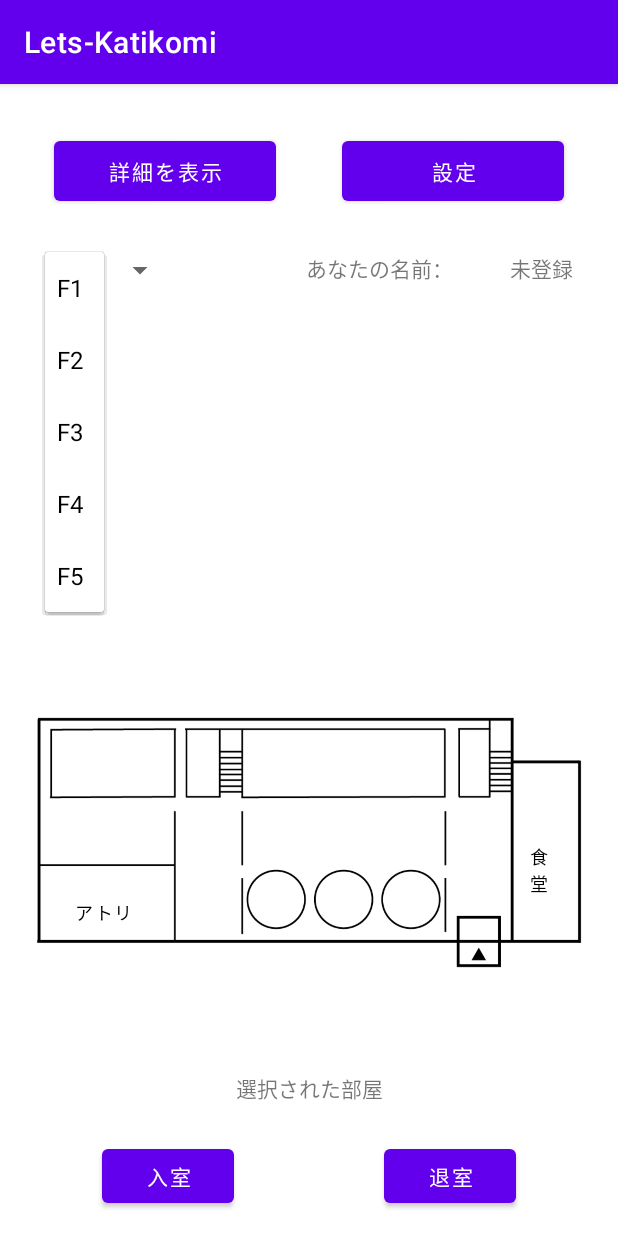
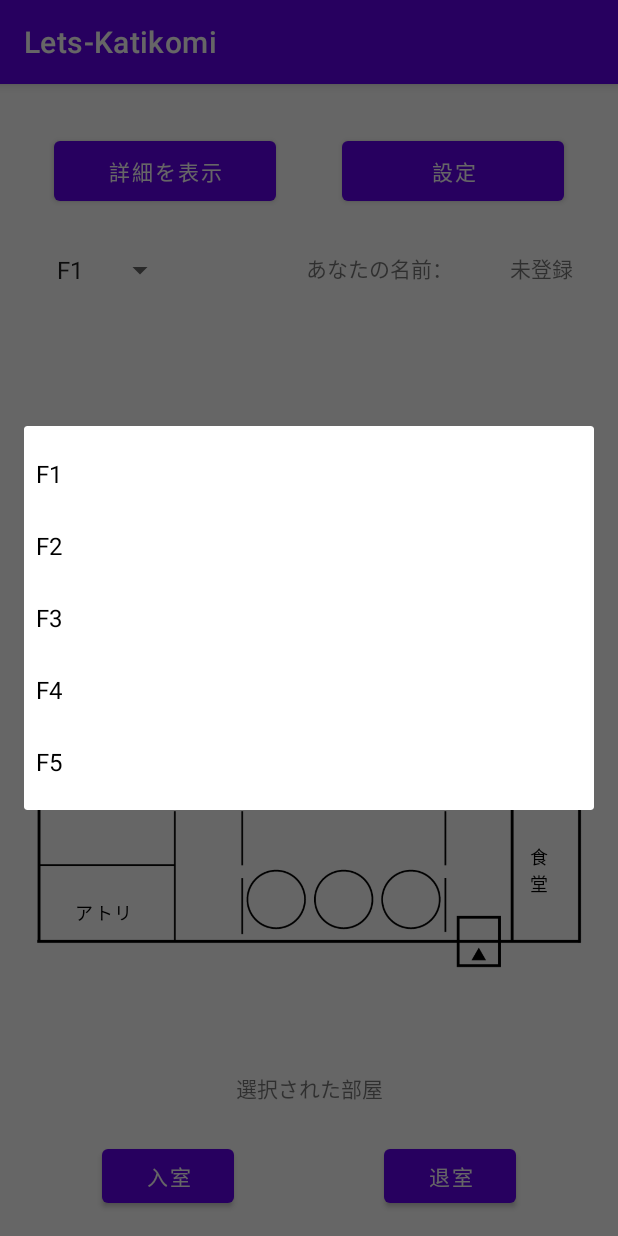
Before and after one commit to FunLocks/team2008, an Android app: the screen it shows after launch (MainActivity), after a tap on "F1", on a phone screen of 412 x 824 dp. Run offline under Robolectric (Android 15) with nearby library versions, the phone set to English and light mode, and no system bars; our stand-ins replace Firebase (no records; nobody signed in at launch, a user with empty details on screens opened directly).

Commit message:
[update]changed id of buttons of map, changed spinner's option

```diff
--- a/Lets-Katikomi/app/src/main/java/com/example/lets_katikomi/MainActivity.kt
+++ b/Lets-Katikomi/app/src/main/java/com/example/lets_katikomi/MainActivity.kt
@@ -24,32 +24,32 @@ class MainActivity : AppCompatActivity() {
         setContentView(R.layout.activity_main)
 
         val image = findViewById<ImageView>(R.id.mapView)
-        val button1 = findViewById<Button>(R.id.button1)
-        val button5 = findViewById<Button>(R.id.button5)
-        val button = findViewById<Button>(R.id.button)
-        val button9 = findViewById<Button>(R.id.button9)
-        val button10 = findViewById<Button>(R.id.button10)
-        val button11 = findViewById<Button>(R.id.button11)
-        val button12 = findViewById<Button>(R.id.button12)
-        val button13 = findViewById<Button>(R.id.button13)
-        val button14 = findViewById<Button>(R.id.button14)
-        val button15 = findViewById<Button>(R.id.button15)
-        val button16 = findViewById<Button>(R.id.button16)
-        val button17 = findViewById<Button>(R.id.button17)
-        val button18 = findViewById<Button>(R.id.button18)
-        val button19 = findViewById<Button>(R.id.button19)
-        val button20 = findViewById<Button>(R.id.button20)
-        val button21 = findViewById<Button>(R.id.button21)
-        val button22 = findViewById<Button>(R.id.button22)
-        val button23 = findViewById<Button>(R.id.button23)
-        val button24 = findViewById<Button>(R.id.button24)
-        val button25 = findViewById<Button>(R.id.button25)
-        val button26 = findViewById<Button>(R.id.button26)
-        val button27 = findViewById<Button>(R.id.button27)
-        val button28 = findViewById<Button>(R.id.button28)
-        val button29 = findViewById<Button>(R.id.button29)
-        val button30 = findViewById<Button>(R.id.button30)
-        val button31 = findViewById<Button>(R.id.button31)
+        val button1 = findViewById<Button>(R.id.dining)
+        val button5 = findViewById<Button>(R.id.atelier)
+        val button = findViewById<Button>(R.id.shop)
+        val button9 = findViewById<Button>(R.id.museum)
+        val button10 = findViewById<Button>(R.id.social)
+        val button11 = findViewById<Button>(R.id.gym)
+        val button12 = findViewById<Button>(R.id.largeLectureRoom)
+        val button13 = findViewById<Button>(R.id.library)
+        val button14 = findViewById<Button>(R.id.com365)
+        val button15 = findViewById<Button>(R.id.com364)
+        val button16 = findViewById<Button>(R.id.com363)
+        val button17 = findViewById<Button>(R.id.c_d495)
+        val button18 = findViewById<Button>(R.id.c_d494)
+        val button19 = findViewById<Button>(R.id.r493)
+        val button20 = findViewById<Button>(R.id.r485)
+        val button21 = findViewById<Button>(R.id.r484)
+        val button22 = findViewById<Button>(R.id.com483)
+        val button23 = findViewById<Button>(R.id.secretariat)
+        val button24 = findViewById<Button>(R.id.auditorium)
+        val button25 = findViewById<Button>(R.id.labo)
+        val button26 = findViewById<Button>(R.id.r595)
+        val button27 = findViewById<Button>(R.id.r594)
+        val button28 = findViewById<Button>(R.id.r593)
+        val button29 = findViewById<Button>(R.id.r585)
+        val button30 = findViewById<Button>(R.id.r584)
+        val button31 = findViewById<Button>(R.id.r583)
         /*--------------------------------------------------------------------*/
         val pref = getSharedPreferences("user_name", Context.MODE_PRIVATE)
         val storedText = pref.getString("key", "未登録")
@@ -236,7 +236,7 @@ class MainActivity : AppCompatActivity() {
         val pref = getSharedPreferences("user_name", Context.MODE_PRIVATE)
         val storedText = pref.getString("key", "未登録")
 
-        if (storedText.equals("") == false) {
+        if (!storedText.equals("")) {
 
             val name = storedText.toString()
 
@@ -259,7 +259,7 @@ class MainActivity : AppCompatActivity() {
         val pref = getSharedPreferences("user_name", Context.MODE_PRIVATE)
         val storedText = pref.getString("key", "未登録")
 
-        if (storedText.equals("") == false) {
+        if (!storedText.equals("")) {
 
             val name = storedText.toString()
 
--- a/Lets-Katikomi/app/src/main/res/layout/activity_main.xml
+++ b/Lets-Katikomi/app/src/main/res/layout/activity_main.xml
@@ -39,6 +39,7 @@
         android:layout_marginStart="30dp"
         android:layout_marginTop="28dp"
         android:entries="@array/arrayFloor"
+        android:spinnerMode="dialog"
         app:layout_constraintStart_toStartOf="parent"
         app:layout_constraintTop_toBottomOf="@+id/MtoD" />
 
@@ -107,7 +108,7 @@
         app:layout_constraintTop_toBottomOf="@+id/MtoS" />
 
     <Button
-        android:id="@+id/button1"
+        android:id="@+id/dining"
         android:layout_width="45dp"
         android:layout_height="96dp"
         android:background="#00FFFFFF"
@@ -122,7 +123,7 @@
         app:layout_constraintVertical_bias="0.708" />
 
     <Button
-        android:id="@+id/button5"
+        android:id="@+id/atelier"
         android:layout_width="72dp"
         android:layout_height="40dp"
         android:background="#00FFFFFF"
@@ -137,7 +138,7 @@
         app:layout_constraintVertical_bias="0.733" />
 
     <Button
-        android:id="@+id/button"
+        android:id="@+id/shop"
         android:layout_width="50dp"
         android:layout_height="58dp"
         android:background="#00FFFFFF"
@@ -152,7 +153,7 @@
         app:layout_constraintVertical_bias="0.643" />
 
     <Button
-        android:id="@+id/button9"
+        android:id="@+id/museum"
         android:layout_width="39dp"
         android:layout_height="52dp"
         android:background="#00FFFFFF"
@@ -167,7 +168,7 @@
         app:layout_constraintVertical_bias="0.455" />
 
     <Button
-        android:id="@+id/button10"
+        android:id="@+id/social"
         android:layout_width="41dp"
         android:layout_height="53dp"
         android:background="#00FFFFFF"
@@ -182,7 +183,7 @@
         app:layout_constraintVertical_bias="0.469" />
 
     <Button
-        android:id="@+id/button11"
+        android:id="@+id/gym"
         android:layout_width="81dp"
         android:layout_height="125dp"
         android:background="#00FFFFFF"
@@ -197,7 +198,7 @@
         app:layout_constraintVertical_bias="0.387" />
 
     <Button
-        android:id="@+id/button12"
+        android:id="@+id/largeLectureRoom"
         android:layout_width="81dp"
         android:layout_height="57dp"
         android:background="#00FFFFFF"
@@ -212,7 +213,7 @@
         app:layout_constraintVertical_bias="0.589" />
 
     <Button
-        android:id="@+id/button13"
+        android:id="@+id/library"
         android:layout_width="42dp"
         android:layout_height="163dp"
         android:background="#00FFFFFF"
@@ -227,7 +228,7 @@
         app:layout_constraintVertical_bias="0.705" />
 
     <Button
-        android:id="@+id/button14"
+        android:id="@+id/com365"
         android:layout_width="40dp"
         android:layout_height="60dp"
         android:background="#00FFFFFF"
@@ -242,7 +243,7 @@
         app:layout_constraintVertical_bias="0.593" />
 
     <Button
-        android:id="@+id/button15"
+        android:id="@+id/com364"
         android:layout_width="39dp"
         android:layout_height="55dp"
         android:background="#00FFFFFF"
@@ -257,7 +258,7 @@
         app:layout_constraintVertical_bias="0.587" />
 
     <Button
-        android:id="@+id/button16"
+        android:id="@+id/com363"
         android:layout_width="38dp"
         android:layout_height="55dp"
         android:background="#00FFFFFF"
@@ -272,7 +273,7 @@
         app:layout_constraintVertical_bias="0.589" />
 
     <Button
-        android:id="@+id/button17"
+        android:id="@+id/c_d495"
         android:layout_width="37dp"
         android:layout_height="54dp"
         android:background="#00FFFFFF"
@@ -287,7 +288,7 @@
         app:layout_constraintVertical_bias="0.281" />
 
     <Button
-        android:id="@+id/button18"
+        android:id="@+id/c_d494"
         android:layout_width="39dp"
         android:layout_height="53dp"
         android:background="#00FFFFFF"
@@ -302,7 +303,7 @@
         app:layout_constraintVertical_bias="0.281" />
 
     <Button
-        android:id="@+id/button19"
+        android:id="@+id/r493"
         android:layout_width="47dp"
         android:layout_height="57dp"
         android:background="#00FFFFFF"
@@ -317,7 +318,7 @@
         app:layout_constraintVertical_bias="0.284" />
 
     <Button
-        android:id="@+id/button20"
+        android:id="@+id/r485"
         android:layout_width="38dp"
         android:layout_height="41dp"
         android:background="#00FFFFFF"
@@ -332,7 +333,7 @@
         app:layout_constraintVertical_bias="0.361" />
 
     <Button
-        android:id="@+id/button21"
+        android:id="@+id/r484"
         android:layout_width="37dp"
         android:layout_height="42dp"
         android:background="#00FFFFFF"
@@ -347,7 +348,7 @@
         app:layout_constraintVertical_bias="0.357" />
 
     <Button
-        android:id="@+id/button22"
+        android:id="@+id/com483"
         android:layout_width="39dp"
         android:layout_height="39dp"
         android:background="#00FFFFFF"
@@ -362,7 +363,7 @@
         app:layout_constraintVertical_bias="0.36" />
 
     <Button
-        android:id="@+id/button23"
+        android:id="@+id/secretariat"
         android:layout_width="39dp"
         android:layout_height="78dp"
         android:background="#00FFFFFF"
@@ -377,7 +378,7 @@
         app:layout_constraintVertical_bias="0.307" />
 
     <Button
-        android:id="@+id/button24"
+        android:id="@+id/auditorium"
         android:layout_width="42dp"
         android:layout_height="91dp"
         android:background="#00FFFFFF"
@@ -392,7 +393,7 @@
         app:layout_constraintVertical_bias="0.722" />
 
     <Button
-        android:id="@+id/button25"
+        android:id="@+id/labo"
         android:layout_width="43dp"
         android:layout_height="84dp"
         android:background="#00FFFFFF"
@@ -407,7 +408,7 @@
         app:layout_constraintVertical_bias="0.68" />
 
     <Button
-        android:id="@+id/button26"
+        android:id="@+id/r595"
         android:layout_width="42dp"
         android:layout_height="52dp"
         android:background="#00FFFFFF"
@@ -422,7 +423,7 @@
         app:layout_constraintVertical_bias="0.635" />
 
     <Button
-        android:id="@+id/button27"
+        android:id="@+id/r594"
         android:layout_width="41dp"
         android:layout_height="50dp"
         android:background="#00FFFFFF"
@@ -437,7 +438,7 @@
         app:layout_constraintVertical_bias="0.636" />
 
     <Button
-        android:id="@+id/button28"
+        android:id="@+id/r593"
         android:layout_width="40dp"
         android:layout_height="50dp"
         android:background="#00FFFFFF"
@@ -452,7 +453,7 @@
         app:layout_constraintVertical_bias="0.636" />
 
     <Button
-        android:id="@+id/button29"
+        android:id="@+id/r585"
         android:layout_width="42dp"
         android:layout_height="45dp"
         android:layout_marginEnd="3dp"
@@ -461,14 +462,14 @@
         android:textColor="@color/black"
         android:textSize="12sp"
         app:layout_constraintBottom_toBottomOf="parent"
-        app:layout_constraintEnd_toStartOf="@+id/button30"
+        app:layout_constraintEnd_toStartOf="@+id/r584"
         app:layout_constraintHorizontal_bias="1.0"
         app:layout_constraintStart_toStartOf="parent"
         app:layout_constraintTop_toTopOf="parent"
         app:layout_constraintVertical_bias="0.705" />
 
     <Button
-        android:id="@+id/button30"
+        android:id="@+id/r584"
         android:layout_width="42dp"
         android:layout_height="40dp"
         android:background="#00FFFFFF"
@@ -483,7 +484,7 @@
         app:layout_constraintVertical_bias="0.703" />
 
     <Button
-        android:id="@+id/button31"
+        android:id="@+id/r583"
         android:layout_width="42dp"
         android:layout_height="43dp"
         android:background="#00FFFFFF"
--- a/Lets-Katikomi/app/src/main/res/layout/activity_setting.xml
+++ b/Lets-Katikomi/app/src/main/res/layout/activity_setting.xml
@@ -2,7 +2,7 @@
 <androidx.constraintlayout.widget.ConstraintLayout xmlns:android="http://schemas.android.com/apk/res/android"
     xmlns:app="http://schemas.android.com/apk/res-auto"
     xmlns:tools="http://schemas.android.com/tools"
-    android:id="@+id/StoD"
+    android:id="@+id/ConstraintLayout"
     android:layout_width="match_parent"
     android:layout_height="match_parent"
     tools:context=".setting">
```
